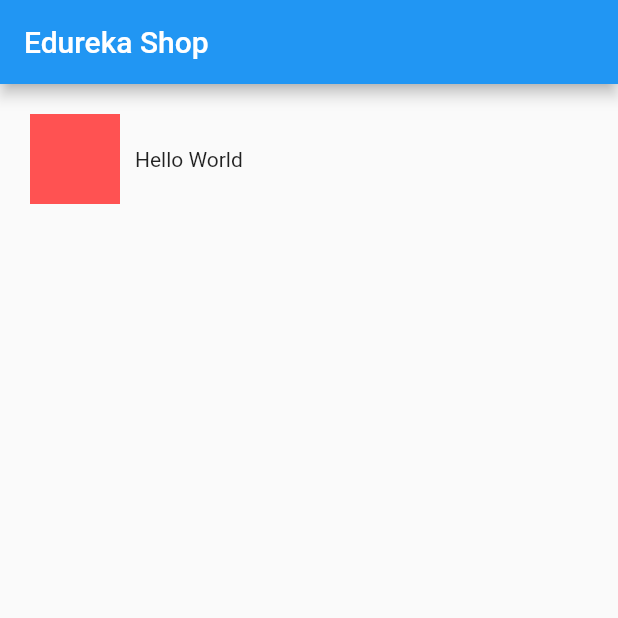
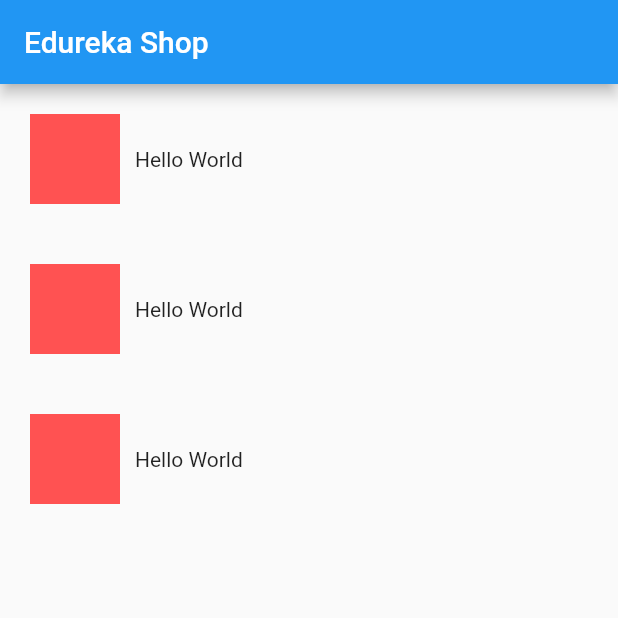
Before and after one commit to frontenddevtrainer/flutter_edureka_shopping_edu, a Flutter app: the screen it shows after launch, on a phone screen of 412 x 824 dp, the top half of it. Run offline on Flutter 3.47's test engine with Material 2 defaults, Android fonts, the phone set to English and light mode, and no system bars.

Commit message:
Added list

```diff
--- a/lib/main.dart
+++ b/lib/main.dart
@@ -18,12 +18,23 @@
 class EdurekaShopAppState extends State<EdurekaShopApp> {
   @override
   Widget build(BuildContext context) {
+
+    var products = [
+        "Hello world!!!",
+        "Edureka Shop",
+        "Top Product"
+    ];
+
     return MaterialApp(
         home: Scaffold(
       appBar: AppBar(
         title: const Text("Edureka Shop"),
       ),
-      body: const Catalog(),
+      body: Column(
+        children: [
+          ...products.map((product) => const Catalog())
+        ],
+      ),
     ));
   }
 }
```
